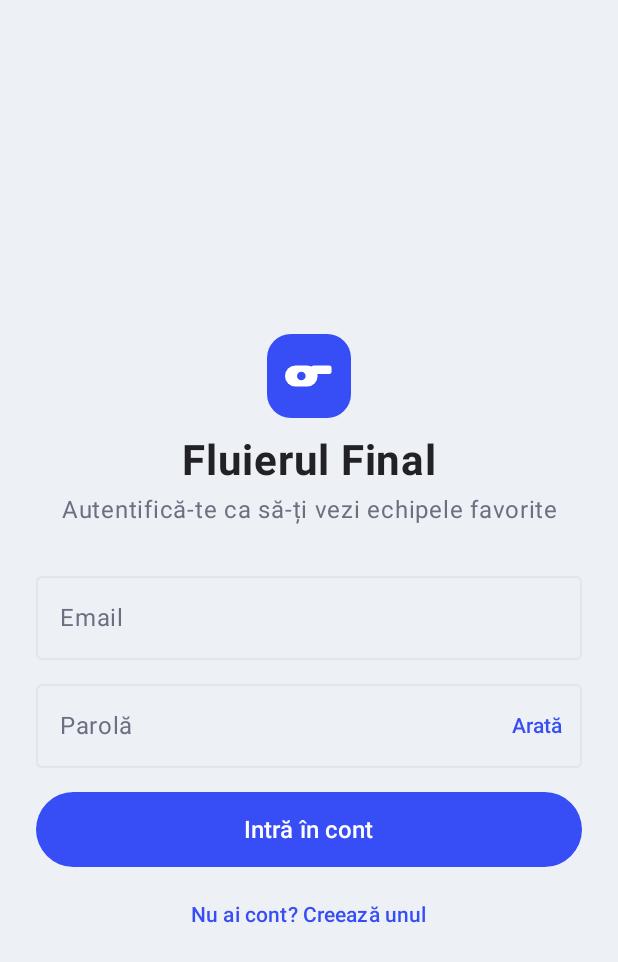
After one commit to mitanu04/FotbalApp, an Android app built with Jetpack Compose: the composable LoginScreen shown on its own in the app's theme, on a phone screen of 412 x 824 dp. The commit adds this screen. Shown: the top 962 px of the screen. Run offline under Robolectric (Android 15) with nearby library versions, the phone set to English and light mode, and no system bars; our stand-ins replace Dagger/Hilt's generated code; libraries missing offline, so code that uses them is left out: androidx.hilt.lifecycle; pictures from the network do not load.

Commit message:
S8 step 6a: email/password login, register, logout (Supabase Auth)
- AuthError/AuthException: backend-independent auth errors; Supabase error codes mapped
- LoginScreen + AuthViewModel: login/register on one screen, field validation,
  loading state, clear error and 'confirm your email' messages
- AuthValidation (pure, unit tested)
- AppRoot: loading while the session is restored, Login when signed out, app when signed in
- Settings > Cont: signed-in email and Deconectare with confirmation

```diff
--- a/app/src/main/java/ro/fluierulfinal/MainActivity.kt
+++ b/app/src/main/java/ro/fluierulfinal/MainActivity.kt
@@ -10,7 +10,7 @@ import androidx.compose.runtime.DisposableEffect
 import androidx.compose.runtime.getValue
 import androidx.lifecycle.compose.collectAsStateWithLifecycle
 import dagger.hilt.android.AndroidEntryPoint
-import ro.fluierulfinal.navigation.AppNavHost
+import ro.fluierulfinal.navigation.AppRoot
 import ro.fluierulfinal.ui.theme.FluierulFinalTheme
 import ro.fluierulfinal.ui.theme.ThemeController
 import ro.fluierulfinal.ui.theme.isDark
@@ -39,7 +39,7 @@ class MainActivity : ComponentActivity() {
                 onDispose {}
             }
             FluierulFinalTheme(mode) {
-                AppNavHost()
+                AppRoot()
             }
         }
     }
--- a/app/src/main/java/ro/fluierulfinal/data/fake/FakeRepositories.kt
+++ b/app/src/main/java/ro/fluierulfinal/data/fake/FakeRepositories.kt
@@ -5,6 +5,8 @@ import kotlinx.coroutines.flow.MutableStateFlow
 import kotlinx.coroutines.flow.StateFlow
 import kotlinx.coroutines.flow.asStateFlow
 import kotlinx.coroutines.flow.update
+import ro.fluierulfinal.data.repository.AuthError
+import ro.fluierulfinal.data.repository.AuthException
 import ro.fluierulfinal.data.repository.AuthRepository
 import ro.fluierulfinal.data.repository.AuthUser
 import ro.fluierulfinal.data.repository.DataSource
@@ -67,7 +69,7 @@ class FakeAuthRepository @Inject constructor() : AuthRepository {
 
     override suspend fun signIn(email: String, password: String) {
         delay(FAKE_DELAY_MS)
-        if (password.length < 6) throw IllegalArgumentException("Email sau parolă greșită.")
+        if (password.length < 6) throw AuthException(AuthError.INVALID_CREDENTIALS)
         _user.value = AuthUser("fake-user", email)
     }
 
--- /dev/null
+++ b/app/src/main/java/ro/fluierulfinal/ui/auth/AuthViewModel.kt
@@ -0,0 +1,84 @@
+package ro.fluierulfinal.ui.auth
+
+import androidx.lifecycle.ViewModel
+import androidx.lifecycle.viewModelScope
+import dagger.hilt.android.lifecycle.HiltViewModel
+import kotlinx.coroutines.CancellationException
+import kotlinx.coroutines.flow.MutableStateFlow
+import kotlinx.coroutines.flow.StateFlow
+import kotlinx.coroutines.flow.asStateFlow
+import kotlinx.coroutines.flow.update
+import kotlinx.coroutines.launch
+import ro.fluierulfinal.data.repository.AuthError
+import ro.fluierulfinal.data.repository.AuthException
+import ro.fluierulfinal.data.repository.AuthRepository
+import javax.inject.Inject
+
+data class AuthUiState(
+    val isRegister: Boolean = false,
+    val email: String = "",
+    val password: String = "",
+    val confirmPassword: String = "",
+    val fieldErrors: FieldErrors = FieldErrors(),
+    val loading: Boolean = false,
+    val error: String? = null,       // server / network error, shown above the button
+    val info: String? = null,        // e.g. "check your email" after registering
+)
+
+/**
+ * Login / Register screen state. On success there is nothing to navigate here:
+ * the root observes AuthRepository.currentUser and swaps Login for the app (Favorite tab).
+ */
+@HiltViewModel
+class AuthViewModel @Inject constructor(
+    private val auth: AuthRepository,
+) : ViewModel() {
+
+    private val _state = MutableStateFlow(AuthUiState())
+    val state: StateFlow<AuthUiState> = _state.asStateFlow()
+
+    // Typing in a field clears that field's error and any server message.
+    fun onEmailChange(value: String) = _state.update { it.copy(email = value, fieldErrors = it.fieldErrors.copy(email = null), error = null) }
+    fun onPasswordChange(value: String) = _state.update { it.copy(password = value, fieldErrors = it.fieldErrors.copy(password = null), error = null) }
+    fun onConfirmPasswordChange(value: String) =
+        _state.update { it.copy(confirmPassword = value, fieldErrors = it.fieldErrors.copy(confirmPassword = null), error = null) }
+
+    fun toggleMode() = _state.update {
+        AuthUiState(isRegister = !it.isRegister, email = it.email)   // keep the email, reset the rest
+    }
+
+    fun submit() {
+        val s = _state.value
+        if (s.loading) return
+        val errors = AuthValidation.validate(s.email, s.password, s.confirmPassword, s.isRegister)
+        if (!errors.isValid) {
+            _state.update { it.copy(fieldErrors = errors) }
+            return
+        }
+        _state.update { it.copy(loading = true, error = null, info = null) }
+        viewModelScope.launch {
+            try {
+                val email = s.email.trim()
+                if (s.isRegister) {
+                    val ready = auth.signUp(email, s.password)
+                    if (!ready) {
+                        _state.update {
+                            it.copy(isRegister = false, password = "", confirmPassword = "",
+                                info = "Cont creat. Deschide linkul primit pe $email, apoi autentifică-te.")
+                        }
+                    }
+                } else {
+                    auth.signIn(email, s.password)
+                }
+            } catch (e: AuthException) {
+                _state.update { it.copy(error = AuthValidation.messageFor(e.error)) }
+            } catch (e: CancellationException) {
+                throw e   // the screen was closed: let the coroutine stop normally
+            } catch (e: Exception) {
+                _state.update { it.copy(error = AuthValidation.messageFor(AuthError.UNKNOWN)) }
+            } finally {
+                _state.update { it.copy(loading = false) }
+            }
+        }
+    }
+}
--- /dev/null
+++ b/app/src/main/java/ro/fluierulfinal/ui/auth/LoginScreen.kt
@@ -0,0 +1,134 @@
+package ro.fluierulfinal.ui.auth
+
+import androidx.compose.foundation.background
+import androidx.compose.foundation.layout.Arrangement
+import androidx.compose.foundation.layout.Column
+import androidx.compose.foundation.layout.Spacer
+import androidx.compose.foundation.layout.fillMaxSize
+import androidx.compose.foundation.layout.fillMaxWidth
+import androidx.compose.foundation.layout.height
+import androidx.compose.foundation.layout.imePadding
+import androidx.compose.foundation.layout.padding
+import androidx.compose.foundation.layout.safeDrawingPadding
+import androidx.compose.foundation.layout.size
+import androidx.compose.foundation.rememberScrollState
+import androidx.compose.foundation.shape.RoundedCornerShape
+import androidx.compose.foundation.text.KeyboardActions
+import androidx.compose.foundation.text.KeyboardOptions
+import androidx.compose.foundation.verticalScroll
+import androidx.compose.material3.Button
+import androidx.compose.material3.CircularProgressIndicator
+import androidx.compose.material3.MaterialTheme
+import androidx.compose.material3.OutlinedTextField
+import androidx.compose.material3.Text
+import androidx.compose.material3.TextButton
+import androidx.compose.runtime.Composable
+import androidx.compose.runtime.getValue
+import androidx.compose.runtime.mutableStateOf
+import androidx.compose.runtime.saveable.rememberSaveable
+import androidx.compose.runtime.setValue
+import androidx.compose.ui.Alignment
+import androidx.compose.ui.Modifier
+import androidx.compose.ui.draw.clip
+import androidx.compose.ui.platform.LocalFocusManager
+import androidx.compose.ui.text.font.FontWeight
+import androidx.compose.ui.text.input.ImeAction
+import androidx.compose.ui.text.input.KeyboardType
+import androidx.compose.ui.text.input.PasswordVisualTransformation
+import androidx.compose.ui.text.input.VisualTransformation
+import androidx.compose.ui.text.style.TextAlign
+import androidx.compose.ui.unit.dp
+import androidx.compose.ui.unit.sp
+import androidx.hilt.lifecycle.viewmodel.compose.hiltViewModel
+import androidx.lifecycle.compose.collectAsStateWithLifecycle
+import ro.fluierulfinal.ui.components.WhistleLogo
+
+/** Login / Register on one screen; a link at the bottom switches between the two modes. */
+@Composable
+fun LoginScreen(viewModel: AuthViewModel = hiltViewModel()) {
+    val state by viewModel.state.collectAsStateWithLifecycle()
+    val colors = MaterialTheme.colorScheme
+    val focus = LocalFocusManager.current
+    var showPassword by rememberSaveable { mutableStateOf(false) }
+    val passwordTransformation = if (showPassword) VisualTransformation.None else PasswordVisualTransformation()
+
+    Column(
+        modifier = Modifier.fillMaxSize().background(colors.background).safeDrawingPadding().imePadding()
+            .verticalScroll(rememberScrollState()).padding(24.dp),
+        horizontalAlignment = Alignment.CenterHorizontally,
+        verticalArrangement = Arrangement.Center,
+    ) {
+        Spacer(Modifier.height(32.dp))
+        WhistleLogo(Modifier.size(56.dp).clip(RoundedCornerShape(16.dp)).background(colors.primaryContainer).padding(12.dp))
+        Text("Fluierul Final", fontSize = 28.sp, fontWeight = FontWeight.Bold, modifier = Modifier.padding(top = 12.dp))
+        Text(
+            if (state.isRegister) "Creează-ți un cont" else "Autentifică-te ca să-ți vezi echipele favorite",
+            color = colors.onSurfaceVariant, textAlign = TextAlign.Center, modifier = Modifier.padding(top = 4.dp, bottom = 24.dp),
+        )
+
+        OutlinedTextField(
+            value = state.email, onValueChange = viewModel::onEmailChange,
+            label = { Text("Email") }, singleLine = true, enabled = !state.loading,
+            isError = state.fieldErrors.email != null,
+            supportingText = state.fieldErrors.email?.let { { Text(it) } },
+            keyboardOptions = KeyboardOptions(keyboardType = KeyboardType.Email, imeAction = ImeAction.Next),
+            modifier = Modifier.fillMaxWidth(),
+        )
+        OutlinedTextField(
+            value = state.password, onValueChange = viewModel::onPasswordChange,
+            label = { Text("Parolă") }, singleLine = true, enabled = !state.loading,
+            isError = state.fieldErrors.password != null,
+            supportingText = state.fieldErrors.password?.let { { Text(it) } },
+            visualTransformation = passwordTransformation,
+            trailingIcon = {
+                TextButton(onClick = { showPassword = !showPassword }) { Text(if (showPassword) "Ascunde" else "Arată") }
+            },
+            keyboardOptions = KeyboardOptions(
+                keyboardType = KeyboardType.Password,
+                imeAction = if (state.isRegister) ImeAction.Next else ImeAction.Done,
+            ),
+            keyboardActions = KeyboardActions(onDone = { focus.clearFocus(); viewModel.submit() }),
+            modifier = Modifier.fillMaxWidth().padding(top = 8.dp),
+        )
+        if (state.isRegister) {
+            OutlinedTextField(
+                value = state.confirmPassword, onValueChange = viewModel::onConfirmPasswordChange,
+                label = { Text("Confirmă parola") }, singleLine = true, enabled = !state.loading,
+                isError = state.fieldErrors.confirmPassword != null,
+                supportingText = state.fieldErrors.confirmPassword?.let { { Text(it) } },
+                visualTransformation = passwordTransformation,
+                keyboardOptions = KeyboardOptions(keyboardType = KeyboardType.Password, imeAction = ImeAction.Done),
+                keyboardActions = KeyboardActions(onDone = { focus.clearFocus(); viewModel.submit() }),
+                modifier = Modifier.fillMaxWidth().padding(top = 8.dp),
+            )
+        }
+
+        // Server messages: an error (red) or an info such as "check your email" (accent color).
+        state.error?.let { Message(it, colors.error, colors.errorContainer) }
+        state.info?.let { Message(it, colors.onSecondaryContainer, colors.secondaryContainer) }
+
+        Button(
+            onClick = { focus.clearFocus(); viewModel.submit() },
+            enabled = !state.loading,
+            modifier = Modifier.fillMaxWidth().padding(top = 16.dp).height(50.dp),
+        ) {
+            if (state.loading) {
+                CircularProgressIndicator(Modifier.size(22.dp), color = colors.onPrimary, strokeWidth = 2.dp)
+            } else {
+                Text(if (state.isRegister) "Creează cont" else "Intră în cont", fontSize = 16.sp)
+            }
+        }
+
+        TextButton(onClick = viewModel::toggleMode, enabled = !state.loading, modifier = Modifier.padding(top = 8.dp)) {
+            Text(if (state.isRegister) "Ai deja cont? Autentifică-te" else "Nu ai cont? Creează unul")
+        }
+    }
+}
+
+@Composable
+private fun Message(text: String, color: androidx.compose.ui.graphics.Color, background: androidx.compose.ui.graphics.Color) {
+    Text(
+        text, color = color, fontSize = 14.sp,
+        modifier = Modifier.fillMaxWidth().padding(top = 12.dp).clip(RoundedCornerShape(12.dp)).background(background).padding(12.dp),
+    )
+}
```
Also changed, not shown: app/src/main/java/ro/fluierulfinal/data/repository/Repositories.kt (+19 -1 lines), app/src/main/java/ro/fluierulfinal/data/repository/SupabaseRepositories.kt (+30 -3 lines), app/src/main/java/ro/fluierulfinal/navigation/AppNavHost.kt (+7 -1 lines), app/src/main/java/ro/fluierulfinal/navigation/AppRoot.kt (added, +37 -0 lines), app/src/main/java/ro/fluierulfinal/ui/auth/AuthValidation.kt (added, +55 -0 lines), app/src/main/java/ro/fluierulfinal/ui/auth/SessionViewModel.kt (added, +27 -0 lines), app/src/main/java/ro/fluierulfinal/ui/settings/SettingsScreen.kt (+36 -0 lines), 1 other file.
